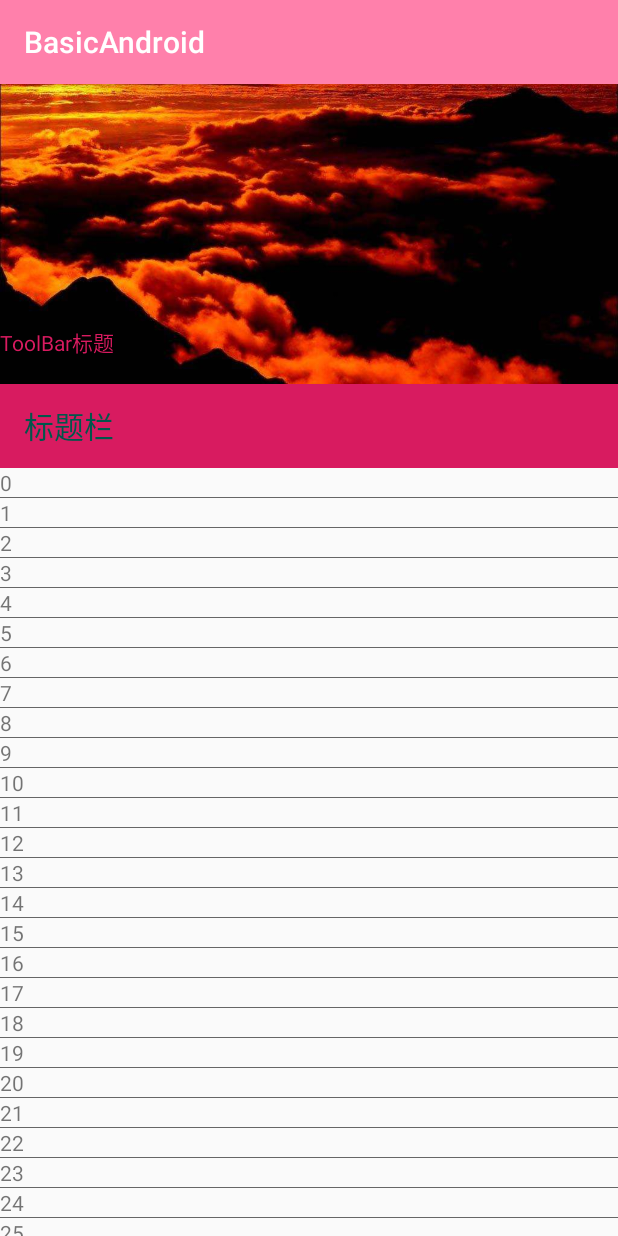
After one commit to Haoqiang-chen/BasicAndroid, an Android app: the CoordinatorLayoutActivity screen opened directly, with no data from a screen before it, on a phone screen of 412 x 824 dp. The commit adds this screen. Run offline under Robolectric (Android 15) with nearby library versions, the phone set to English and light mode, and no system bars; pictures from the network do not load.

Commit message:
学习使用协调者布局

```diff
--- a/app/build.gradle
+++ b/app/build.gradle
@@ -21,6 +21,7 @@ android {
 }
 
 dependencies {
+    implementation 'com.google.android.material:material:1.0.0'
     def lifecycle_version = "2.0.0"
     // ViewModel and LiveData
     implementation "androidx.lifecycle:lifecycle-extensions:$lifecycle_version"
--- a/app/src/main/AndroidManifest.xml
+++ b/app/src/main/AndroidManifest.xml
@@ -13,7 +13,10 @@
         android:roundIcon="@mipmap/ic_launcher_round"
         android:supportsRtl="true"
         android:theme="@style/AppTheme">
-        <activity android:name=".androidlistview.ListViewActivity"></activity>
+        <activity android:name=".androidlayout.CoordinatorLayoutActivity"></activity>
+        <activity android:name=".androidlayout.LayoutActivity" />
+        <activity android:name=".androidimage.ImageActivity" />
+        <activity android:name=".androidlistview.ListViewActivity" />
         <activity android:name=".androidstore.StoreActivity" />
         <activity android:name=".androidarch.ArchActivity" />
         <activity android:name=".androidretrofit.RetrofitActivity" />
--- a/app/src/main/java/cc/aiknow/basicandroid/MainActivity.java
+++ b/app/src/main/java/cc/aiknow/basicandroid/MainActivity.java
@@ -25,6 +25,8 @@ import cc.aiknow.basicandroid.androidactivity.AndroidActivity;
 import cc.aiknow.basicandroid.androidarch.ArchActivity;
 import cc.aiknow.basicandroid.androidbroadcast.BroadcastActivity;
 import cc.aiknow.basicandroid.androidfragment.MyFragmentActivity;
+import cc.aiknow.basicandroid.androidimage.ImageActivity;
+import cc.aiknow.basicandroid.androidlayout.CoordinatorLayoutActivity;
 import cc.aiknow.basicandroid.androidlistview.ListViewActivity;
 import cc.aiknow.basicandroid.androidproceethread.ProcessAndThreadActivity;
 import cc.aiknow.basicandroid.androidrecyclerview.MainRecyclerViewAdapter;
@@ -97,6 +99,8 @@ public class MainActivity extends AppCompatActivity implements RecyclerViewItemC
             add("AndroidArch");
             add("AndroidStore");
             add("ListView");
+            add("Image");
+            add("Layout");
 
         }};
         itemDataBase = new HashMap<String, Class<?>>(){{
@@ -111,6 +115,8 @@ public class MainActivity extends AppCompatActivity implements RecyclerViewItemC
             put("AndroidArch", ArchActivity.class);
             put("AndroidStore", StoreActivity.class);
             put("ListView", ListViewActivity.class);
+            put("Image", ImageActivity.class);
+            put("Layout", CoordinatorLayoutActivity.class);
         }};
     }
 
--- /dev/null
+++ b/app/src/main/java/cc/aiknow/basicandroid/androidlayout/BottomAdapter.java
@@ -0,0 +1,57 @@
+package cc.aiknow.basicandroid.androidlayout;
+
+import android.content.Context;
+import android.view.View;
+import android.view.ViewGroup;
+import android.widget.LinearLayout;
+import android.widget.TextView;
+
+import androidx.annotation.NonNull;
+import androidx.recyclerview.widget.RecyclerView;
+
+import java.util.List;
+
+public class BottomAdapter extends RecyclerView.Adapter<RecyclerView.ViewHolder> {
+
+    private List<String> dataBase;
+    private Context context;
+
+    BottomAdapter(Context context, List<String> dataBase) {
+        this.context = context;
+        this.dataBase = dataBase;
+    }
+
+    @NonNull
+    @Override
+    public RecyclerView.ViewHolder onCreateViewHolder(@NonNull ViewGroup parent, int viewType) {
+        TextView textView = new TextView(context);
+        LinearLayout.LayoutParams layoutParams = new LinearLayout.LayoutParams(ViewGroup.LayoutParams.MATCH_PARENT, ViewGroup.LayoutParams.WRAP_CONTENT);
+        textView.setLayoutParams(layoutParams);
+        BottomViewHolder bottomViewHolder = new BottomViewHolder(textView);
+        return bottomViewHolder;
+    }
+
+    @Override
+    public void onBindViewHolder(@NonNull RecyclerView.ViewHolder holder, int position) {
+        if (holder instanceof  BottomViewHolder) {
+            ((BottomViewHolder) holder).getTextView().setText(dataBase.get(position));
+        }
+    }
+
+    @Override
+    public int getItemCount() {
+        return dataBase.size();
+    }
+
+    private class BottomViewHolder extends RecyclerView.ViewHolder {
+        private TextView textView;
+        public BottomViewHolder(@NonNull View itemView) {
+            super(itemView);
+            textView = (TextView) itemView;
+        }
+
+        public TextView getTextView() {
+            return textView;
+        }
+    }
+}
--- /dev/null
+++ b/app/src/main/java/cc/aiknow/basicandroid/androidlayout/CoordinatorLayoutActivity.java
@@ -0,0 +1,43 @@
+package cc.aiknow.basicandroid.androidlayout;
+
+import androidx.appcompat.app.AppCompatActivity;
+import androidx.recyclerview.widget.DividerItemDecoration;
+import androidx.recyclerview.widget.LinearLayoutManager;
+import androidx.recyclerview.widget.RecyclerView;
+
+import android.os.Bundle;
+
+import java.util.ArrayList;
+import java.util.List;
+
+import cc.aiknow.basicandroid.R;
+
+public class CoordinatorLayoutActivity extends AppCompatActivity {
+
+    private RecyclerView recyclerView;
+    private BottomAdapter bottomAdapter;
+    private List<String> dataBase;
+    @Override
+    protected void onCreate(Bundle savedInstanceState) {
+        super.onCreate(savedInstanceState);
+        setContentView(R.layout.activity_coordinator_layout);
+        recyclerView = findViewById(R.id.bottom_recyclerview);
+        initDatabse();
+        RecyclerView.LayoutManager layoutManager = new LinearLayoutManager(this);
+        recyclerView.setLayoutManager(layoutManager);
+        bottomAdapter = new BottomAdapter(this, dataBase);
+        recyclerView.setAdapter(bottomAdapter);
+        DividerItemDecoration dividerItemDecoration = new DividerItemDecoration(this, DividerItemDecoration.VERTICAL);
+        dividerItemDecoration.setDrawable(getResources().getDrawable(R.drawable.main_recyclerview_divider));
+        recyclerView.addItemDecoration(dividerItemDecoration);
+
+    }
+
+    private void initDatabse() {
+        dataBase = new ArrayList<String>(){{
+            for (int i = 0; i < 100; i++) {
+                add("" + i);
+            }
+        }};
+    }
+}
--- /dev/null
+++ b/app/src/main/res/layout/activity_coordinator_layout.xml
@@ -0,0 +1,63 @@
+<?xml version="1.0" encoding="utf-8"?>
+<androidx.coordinatorlayout.widget.CoordinatorLayout xmlns:android="http://schemas.android.com/apk/res/android"
+    xmlns:app="http://schemas.android.com/apk/res-auto"
+    xmlns:tools="http://schemas.android.com/tools"
+    android:layout_width="match_parent"
+    android:layout_height="match_parent"
+    tools:context=".androidlayout.CoordinatorLayoutActivity">
+
+    <com.google.android.material.appbar.AppBarLayout
+        android:id="@+id/app_bar"
+        android:layout_width="match_parent"
+        android:layout_height="wrap_content"
+        android:orientation="vertical">
+
+        <com.google.android.material.appbar.CollapsingToolbarLayout
+            android:layout_width="match_parent"
+            android:layout_height="wrap_content"
+            app:contentScrim="@color/colorPrimaryDark"
+            app:layout_scrollFlags="scroll|exitUntilCollapsed">
+
+            <ImageView
+                android:id="@+id/top_image"
+                android:layout_width="match_parent"
+                android:layout_height="200dp"
+                android:src="@drawable/top_imag"
+                android:minHeight="100dp"
+                android:scaleType="centerCrop"
+                app:layout_collapseMode="parallax"/>
+
+            <androidx.appcompat.widget.Toolbar
+                android:layout_width="match_parent"
+                android:layout_height="wrap_content"
+                android:layout_gravity="bottom"
+                app:contentInsetLeft="0dp"
+                app:contentInsetStart="0dp"
+                app:layout_collapseMode="pin">
+                <TextView
+                    android:layout_width="match_parent"
+                    android:layout_height="wrap_content"
+                    android:textColor="@color/colorAccent"
+                    android:text="ToolBar标题"/>
+            </androidx.appcompat.widget.Toolbar>
+
+        </com.google.android.material.appbar.CollapsingToolbarLayout>
+
+
+        <Toolbar
+            android:id="@+id/top_toolbar"
+            android:layout_width="match_parent"
+            android:layout_height="wrap_content"
+            android:background="@color/colorAccent"
+            android:titleTextColor="@color/colorPrimaryDark"
+            android:title="标题栏"/>
+
+    </com.google.android.material.appbar.AppBarLayout>
+
+    <androidx.recyclerview.widget.RecyclerView
+        android:id="@+id/bottom_recyclerview"
+        android:layout_width="match_parent"
+        android:layout_height="match_parent"
+        app:layout_behavior="@string/appbar_scrolling_view_behavior"/>
+
+</androidx.coordinatorlayout.widget.CoordinatorLayout>
```
Also changed, not shown: app/src/main/java/cc/aiknow/basicandroid/androidimage/ImageActivity.kt (added, +69 -0 lines), app/src/main/java/cc/aiknow/basicandroid/androidlayout/LayoutActivity.java (added, +31 -0 lines), app/src/main/res/layout/activity_image.xml (added, +20 -0 lines), app/src/main/res/layout/activity_layout.xml (added, +15 -0 lines), app/src/main/res/drawable-v24/pic_pb_post_share_watermarking.webp (added), app/src/main/res/drawable/top_imag.jpg (added).
